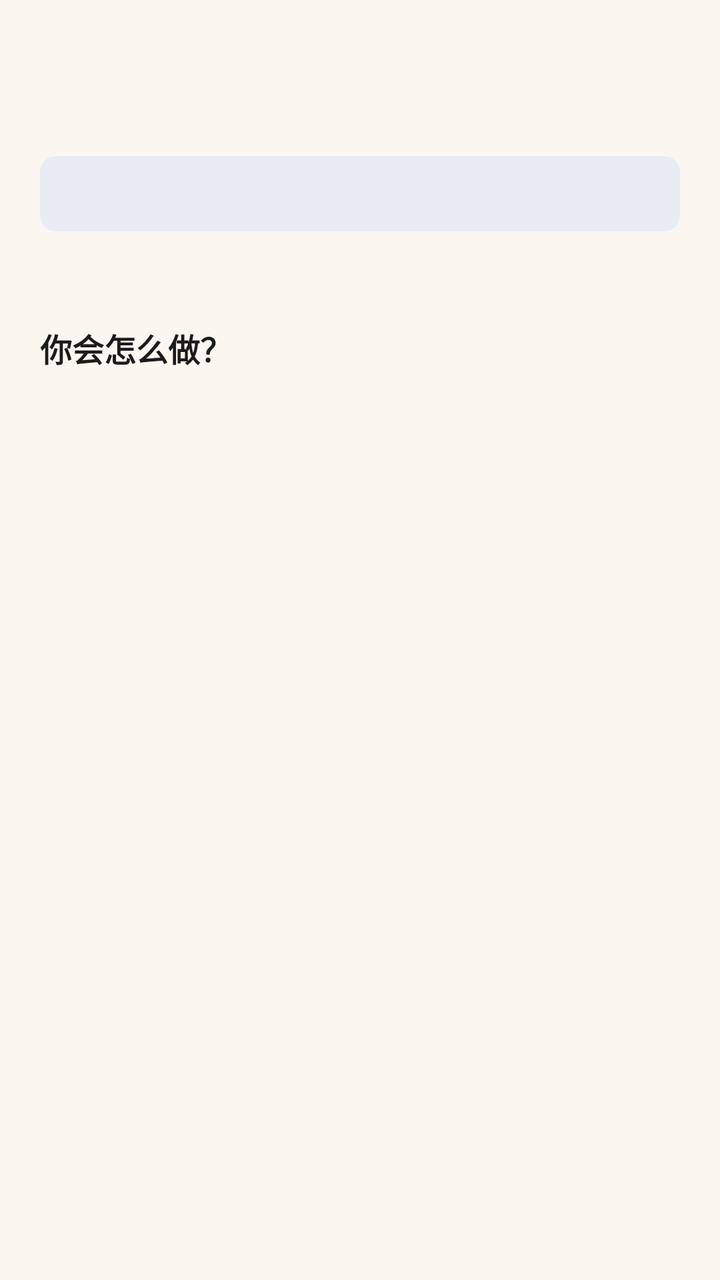
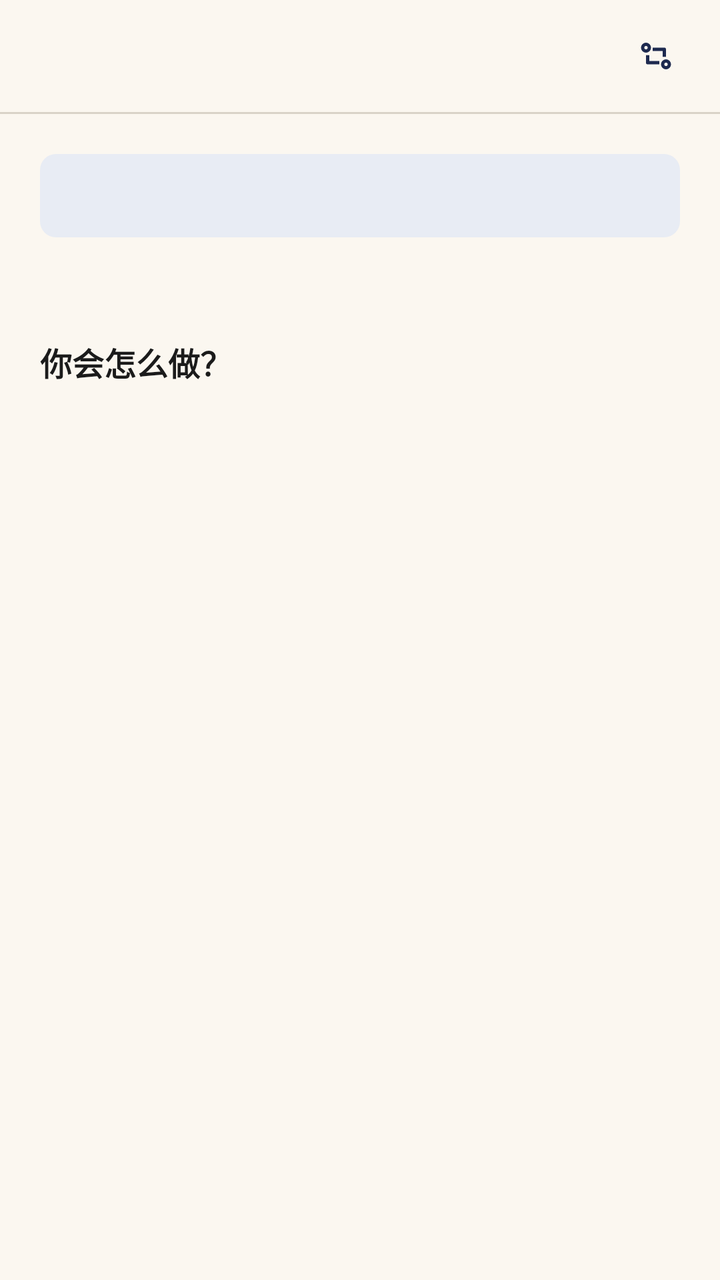

Compare the two renders of this Android layout. The source of the first and the diff that turns it into the second are given below.
<!-- AndroidManifest.xml: application theme Theme.FanZha -->
<!-- res/layout/activity_story.xml -->
<?xml version="1.0" encoding="utf-8"?>
<LinearLayout xmlns:android="http://schemas.android.com/apk/res/android" android:fitsSystemWindows="true"
    android:layout_width="match_parent" android:layout_height="match_parent"
    android:background="@color/background" android:orientation="vertical">

    <LinearLayout android:layout_width="match_parent" android:layout_height="wrap_content"
        android:background="@color/background" android:gravity="center_vertical" android:orientation="horizontal"
        android:paddingStart="8dp" android:paddingTop="8dp" android:paddingEnd="16dp" android:paddingBottom="8dp">
        <Button android:id="@+id/storyBack" android:layout_width="48dp" android:layout_height="44dp"
            android:backgroundTint="@android:color/transparent" android:text="‹" android:textColor="@color/ink" android:textSize="30sp" />
        <LinearLayout android:layout_width="0dp" android:layout_height="wrap_content" android:layout_weight="1" android:orientation="vertical">
            <TextView android:id="@+id/storyTitle" android:layout_width="match_parent" android:layout_height="wrap_content"
                android:maxLines="2" android:textColor="@color/ink" android:textSize="17sp" android:textStyle="bold" />
            <TextView android:id="@+id/storyStage" android:layout_width="match_parent" android:layout_height="wrap_content"
                android:layout_marginTop="2dp" android:textColor="@color/muted" android:textSize="12sp" />
        </LinearLayout>
    </LinearLayout>

    <LinearLayout android:id="@+id/storySteps" android:layout_width="match_parent" android:layout_height="wrap_content"
        android:gravity="center" android:orientation="horizontal"
        android:paddingStart="20dp" android:paddingTop="4dp" android:paddingEnd="20dp" android:paddingBottom="2dp" />

    <ScrollView android:id="@+id/storyScroll" android:layout_width="match_parent" android:layout_height="0dp"
        android:layout_weight="1" android:fillViewport="true">
        <LinearLayout android:id="@+id/storyContent" android:layout_width="match_parent" android:layout_height="wrap_content"
            android:orientation="vertical" android:paddingStart="20dp" android:paddingTop="12dp" android:paddingEnd="20dp" android:paddingBottom="20dp">

            <LinearLayout android:id="@+id/storyGameArea" android:layout_width="match_parent" android:layout_height="wrap_content" android:orientation="vertical">
                <TextView android:id="@+id/storyStatus" android:layout_width="match_parent" android:layout_height="wrap_content"
                    android:background="@drawable/bg_chip" android:padding="10dp" android:textColor="@color/accent" android:textSize="13sp" android:textStyle="bold" />
                <TextView android:id="@+id/storyScene" android:layout_width="match_parent" android:layout_height="wrap_content"
                    android:layout_marginTop="12dp" android:lineSpacingMultiplier="1.32" android:textColor="@color/ink" android:textSize="17sp" />
                <TextView android:id="@+id/storyPrompt" android:layout_width="match_parent" android:layout_height="wrap_content"
                    android:layout_marginTop="12dp" android:text="你会怎么做？" android:textColor="@color/ink" android:textSize="16sp" android:textStyle="bold" />
                <LinearLayout android:id="@+id/storyChoices" android:layout_width="match_parent" android:layout_height="wrap_content"
                    android:layout_marginTop="8dp" android:orientation="vertical" />
                <LinearLayout android:id="@+id/storyFeedback" android:layout_width="match_parent" android:layout_height="wrap_content"
                    android:layout_marginTop="8dp" android:background="@drawable/bg_card" android:orientation="vertical"
                    android:padding="16dp" android:visibility="gone">
                    <TextView android:id="@+id/feedbackTitle" android:layout_width="match_parent" android:layout_height="wrap_content"
                        android:textColor="@color/ink" android:textSize="18sp" android:textStyle="bold" />
                    <TextView android:id="@+id/feedbackBody" android:layout_width="match_parent" android:layout_height="wrap_content"
                        android:layout_marginTop="8dp" android:lineSpacingMultiplier="1.25" android:textColor="@color/muted" android:textSize="15sp" />
                    <Button android:id="@+id/storyContinue" android:layout_width="match_parent" android:layout_height="52dp"
                        android:layout_marginTop="12dp" android:text="继续" />
                </LinearLayout>
            </LinearLayout>

            <LinearLayout android:id="@+id/storyDebrief" android:layout_width="match_parent" android:layout_height="wrap_content"
                android:orientation="vertical" android:visibility="gone" />

        </LinearLayout>
    </ScrollView>
</LinearLayout>
<!-- resources referenced by this layout -->
<resources>
  <color name="accent">#1E2A4F</color>
  <color name="background">#FBF7F0</color>
  <color name="ink">#1B1B1B</color>
  <color name="muted">#5C5C5C</color>
  <!-- drawable bg_card (drawable) -->
  <shape xmlns:android="http://schemas.android.com/apk/res/android" android:shape="rectangle">
      <solid android:color="@color/surface" />
      <stroke android:width="1dp" android:color="@color/line" />
      <corners android:radius="6dp" />
  </shape>
  <!-- drawable bg_chip (drawable) -->
  <shape xmlns:android="http://schemas.android.com/apk/res/android" android:shape="rectangle">
      <solid android:color="@color/accent_container" />
      <corners android:radius="8dp" />
  </shape>
  <style name="Theme.FanZha" parent="Theme.Material3.DayNight.NoActionBar">
          <item name="colorPrimary">@color/accent</item>
          <item name="colorOnPrimary">@color/surface</item>
          <item name="colorPrimaryContainer">@color/accent_container</item>
          <item name="colorSecondary">@color/warning</item>
          <item name="colorError">@color/brand_red</item>
          <item name="android:fontFamily">sans-serif</item>
          <item name="android:windowLightStatusBar">true</item>
          <item name="android:statusBarColor">@color/background</item>
          <item name="android:navigationBarColor">@color/surface</item>
          <item name="android:windowBackground">@color/background</item>
          <item name="android:letterSpacing">0</item>
      </style>
  <color name="surface">#FFFFFF</color>
  <color name="line">#D9D3C8</color>
  <color name="accent_container">#E8ECF4</color>
  <color name="warning">#D4A017</color>
  <color name="brand_red">#9B1B30</color>
</resources>

<!-- the commit's change to res/layout/activity_story.xml (unified diff, before → after) -->
@@ -1,48 +1,55 @@
 <?xml version="1.0" encoding="utf-8"?>
-<LinearLayout xmlns:android="http://schemas.android.com/apk/res/android" android:fitsSystemWindows="true"
+<LinearLayout xmlns:android="http://schemas.android.com/apk/res/android" xmlns:app="http://schemas.android.com/apk/res-auto" android:fitsSystemWindows="true"
     android:layout_width="match_parent" android:layout_height="match_parent"
-    android:background="@color/background" android:orientation="vertical">
+    android:orientation="vertical">
 
     <LinearLayout android:layout_width="match_parent" android:layout_height="wrap_content"
-        android:background="@color/background" android:gravity="center_vertical" android:orientation="horizontal"
-        android:paddingStart="8dp" android:paddingTop="8dp" android:paddingEnd="16dp" android:paddingBottom="8dp">
-        <Button android:id="@+id/storyBack" android:layout_width="48dp" android:layout_height="44dp"
-            android:backgroundTint="@android:color/transparent" android:text="‹" android:textColor="@color/ink" android:textSize="30sp" />
+        android:background="@color/bg_page" android:gravity="center_vertical" android:orientation="horizontal"
+        android:paddingStart="@dimen/space_2" android:paddingTop="@dimen/space_1" android:paddingEnd="@dimen/space_2" android:paddingBottom="@dimen/space_1">
+        <Button android:id="@+id/storyBack" android:layout_width="@dimen/touch_min" android:layout_height="@dimen/touch_min"
+            android:backgroundTint="@android:color/transparent" android:contentDescription="@string/story_back"
+            android:text="@string/story_back_glyph" android:textColor="@color/text_primary" android:textSize="28sp" />
         <LinearLayout android:layout_width="0dp" android:layout_height="wrap_content" android:layout_weight="1" android:orientation="vertical">
             <TextView android:id="@+id/storyTitle" android:layout_width="match_parent" android:layout_height="wrap_content"
-                android:maxLines="2" android:textColor="@color/ink" android:textSize="17sp" android:textStyle="bold" />
+                android:maxLines="2" android:textColor="@color/text_primary" android:textSize="17sp" android:textStyle="bold" />
             <TextView android:id="@+id/storyStage" android:layout_width="match_parent" android:layout_height="wrap_content"
-                android:layout_marginTop="2dp" android:textColor="@color/muted" android:textSize="12sp" />
+                android:layout_marginTop="2dp" android:maxLines="2" android:textColor="@color/text_secondary" android:textSize="12sp" />
         </LinearLayout>
+        <com.google.android.material.button.MaterialButton android:id="@+id/storyJump"
+            style="@style/Widget.Material3.Button.IconButton"
+            android:layout_width="@dimen/touch_min" android:layout_height="@dimen/touch_min" android:contentDescription="@string/story_jump"
+            app:icon="@drawable/ic_route" app:iconGravity="textStart" app:iconPadding="0dp" app:iconTint="@color/brand" />
     </LinearLayout>
+
+    <View android:layout_width="match_parent" android:layout_height="1dp" android:background="@color/border_subtle" />
 
     <LinearLayout android:id="@+id/storySteps" android:layout_width="match_parent" android:layout_height="wrap_content"
         android:gravity="center" android:orientation="horizontal"
-        android:paddingStart="20dp" android:paddingTop="4dp" android:paddingEnd="20dp" android:paddingBottom="2dp" />
+        android:paddingStart="@dimen/space_5" android:paddingTop="@dimen/space_1" android:paddingEnd="@dimen/space_5" android:paddingBottom="@dimen/space_1" />
 
     <ScrollView android:id="@+id/storyScroll" android:layout_width="match_parent" android:layout_height="0dp"
         android:layout_weight="1" android:fillViewport="true">
         <LinearLayout android:id="@+id/storyContent" android:layout_width="match_parent" android:layout_height="wrap_content"
-            android:orientation="vertical" android:paddingStart="20dp" android:paddingTop="12dp" android:paddingEnd="20dp" android:paddingBottom="20dp">
+            android:orientation="vertical" android:paddingStart="@dimen/space_5" android:paddingTop="@dimen/space_3" android:paddingEnd="@dimen/space_5" android:paddingBottom="@dimen/space_5">
 
             <LinearLayout android:id="@+id/storyGameArea" android:layout_width="match_parent" android:layout_height="wrap_content" android:orientation="vertical">
                 <TextView android:id="@+id/storyStatus" android:layout_width="match_parent" android:layout_height="wrap_content"
-                    android:background="@drawable/bg_chip" android:padding="10dp" android:textColor="@color/accent" android:textSize="13sp" android:textStyle="bold" />
+                    android:background="@drawable/bg_chip" android:padding="@dimen/space_3" android:textColor="@color/brand" android:textSize="13sp" android:textStyle="bold" />
                 <TextView android:id="@+id/storyScene" android:layout_width="match_parent" android:layout_height="wrap_content"
-                    android:layout_marginTop="12dp" android:lineSpacingMultiplier="1.32" android:textColor="@color/ink" android:textSize="17sp" />
+                    android:layout_marginTop="@dimen/space_3" android:lineSpacingMultiplier="1.5" android:textColor="@color/text_primary" android:textSize="17sp" />
                 <TextView android:id="@+id/storyPrompt" android:layout_width="match_parent" android:layout_height="wrap_content"
-                    android:layout_marginTop="12dp" android:text="你会怎么做？" android:textColor="@color/ink" android:textSize="16sp" android:textStyle="bold" />
+                    android:layout_marginTop="@dimen/space_4" android:text="@string/story_prompt_default" android:textColor="@color/text_primary" android:textSize="16sp" android:textStyle="bold" />
                 <LinearLayout android:id="@+id/storyChoices" android:layout_width="match_parent" android:layout_height="wrap_content"
-                    android:layout_marginTop="8dp" android:orientation="vertical" />
+                    android:layout_marginTop="@dimen/space_2" android:orientation="vertical" />
                 <LinearLayout android:id="@+id/storyFeedback" android:layout_width="match_parent" android:layout_height="wrap_content"
-                    android:layout_marginTop="8dp" android:background="@drawable/bg_card" android:orientation="vertical"
-                    android:padding="16dp" android:visibility="gone">
+                    android:layout_marginTop="@dimen/space_2" android:background="@drawable/bg_card" android:orientation="vertical"
+                    android:padding="@dimen/space_4" android:visibility="gone">
                     <TextView android:id="@+id/feedbackTitle" android:layout_width="match_parent" android:layout_height="wrap_content"
-                        android:textColor="@color/ink" android:textSize="18sp" android:textStyle="bold" />
+                        android:textColor="@color/text_primary" android:textSize="18sp" android:textStyle="bold" />
                     <TextView android:id="@+id/feedbackBody" android:layout_width="match_parent" android:layout_height="wrap_content"
-                        android:layout_marginTop="8dp" android:lineSpacingMultiplier="1.25" android:textColor="@color/muted" android:textSize="15sp" />
-                    <Button android:id="@+id/storyContinue" android:layout_width="match_parent" android:layout_height="52dp"
-                        android:layout_marginTop="12dp" android:text="继续" />
+                        android:layout_marginTop="@dimen/space_2" android:lineSpacingMultiplier="1.5" android:textColor="@color/text_secondary" android:textSize="16sp" />
+                    <Button android:id="@+id/storyContinue" android:layout_width="match_parent" android:layout_height="@dimen/touch_min"
+                        android:layout_marginTop="@dimen/space_3" android:text="@string/story_continue" android:textSize="16sp" />
                 </LinearLayout>
             </LinearLayout>
 
<!-- resource entries referenced after the edit -->
@@ -1,37 +1,58 @@
 <!-- resources referenced by this layout -->
 <resources>
-  <color name="accent">#1E2A4F</color>
-  <color name="background">#FBF7F0</color>
-  <color name="ink">#1B1B1B</color>
-  <color name="muted">#5C5C5C</color>
+  <color name="bg_page">#FBF7F0</color>
+  <color name="border_subtle">#D9D3C8</color>
+  <color name="brand">#1E2A4F</color>
+  <color name="text_primary">#1B1B1B</color>
+  <color name="text_secondary">#4A4A4A</color>
+  <dimen name="space_1">4dp</dimen>
+  <dimen name="space_2">8dp</dimen>
+  <dimen name="space_3">12dp</dimen>
+  <dimen name="space_4">16dp</dimen>
+  <dimen name="space_5">20dp</dimen>
+  <dimen name="touch_min">48dp</dimen>
   <!-- drawable bg_card (drawable) -->
   <shape xmlns:android="http://schemas.android.com/apk/res/android" android:shape="rectangle">
-      <solid android:color="@color/surface" />
-      <stroke android:width="1dp" android:color="@color/line" />
-      <corners android:radius="6dp" />
+      <solid android:color="@color/bg_surface" />
+      <stroke android:width="1dp" android:color="@color/border_subtle" />
+      <corners android:radius="@dimen/radius_card" />
   </shape>
   <!-- drawable bg_chip (drawable) -->
   <shape xmlns:android="http://schemas.android.com/apk/res/android" android:shape="rectangle">
-      <solid android:color="@color/accent_container" />
-      <corners android:radius="8dp" />
+      <solid android:color="@color/brand_subtle" />
+      <corners android:radius="@dimen/radius_chip" />
   </shape>
+  <!-- drawable ic_route (drawable) -->
+  <vector xmlns:android="http://schemas.android.com/apk/res/android"
+      android:width="24dp" android:height="24dp" android:viewportWidth="24" android:viewportHeight="24"
+      android:tint="?attr/colorControlNormal">
+      <path android:fillColor="#FF000000"
+          android:pathData="M6,4A3,3 0,0 0,6 10A3,3 0,0 0,6 4M6,6A1,1 0,0 1,6 8A1,1 0,0 1,6 6M18,14A3,3 0,0 0,18 20A3,3 0,0 0,18 14M18,16A1,1 0,0 1,18 18A1,1 0,0 1,18 16M6,11.5L6,16A1,1 0,0 0,7 17L14,17L14,15L8,15L8,11.5ZM16,7L10,7L10,9L16,9L16,12.5L18,12.5L18,8A1,1 0,0 0,17 7Z" />
+  </vector>
+  <string name="story_back">返回</string>
+  <string name="story_back_glyph">‹</string>
+  <string name="story_continue">继续</string>
+  <string name="story_jump">进度跳转</string>
+  <string name="story_prompt_default">你会怎么做？</string>
   <style name="Theme.FanZha" parent="Theme.Material3.DayNight.NoActionBar">
-          <item name="colorPrimary">@color/accent</item>
-          <item name="colorOnPrimary">@color/surface</item>
-          <item name="colorPrimaryContainer">@color/accent_container</item>
-          <item name="colorSecondary">@color/warning</item>
-          <item name="colorError">@color/brand_red</item>
+          <item name="colorPrimary">@color/brand</item>
+          <item name="colorOnPrimary">@color/text_on_brand</item>
+          <item name="colorPrimaryContainer">@color/brand_subtle</item>
+          <item name="colorSecondary">@color/state_caution</item>
+          <item name="colorError">@color/state_critical</item>
           <item name="android:fontFamily">sans-serif</item>
           <item name="android:windowLightStatusBar">true</item>
-          <item name="android:statusBarColor">@color/background</item>
-          <item name="android:navigationBarColor">@color/surface</item>
-          <item name="android:windowBackground">@color/background</item>
+          <item name="android:statusBarColor">@color/bg_page</item>
+          <item name="android:navigationBarColor">@color/bg_surface</item>
+          <item name="android:windowBackground">@color/bg_page</item>
           <item name="android:letterSpacing">0</item>
       </style>
-  <color name="surface">#FFFFFF</color>
-  <color name="line">#D9D3C8</color>
-  <color name="accent_container">#E8ECF4</color>
-  <color name="warning">#D4A017</color>
-  <color name="brand_red">#9B1B30</color>
+  <color name="bg_surface">#FFFFFF</color>
+  <dimen name="radius_card">8dp</dimen>
+  <color name="brand_subtle">#E8ECF4</color>
+  <dimen name="radius_chip">8dp</dimen>
+  <color name="text_on_brand">#FFFFFF</color>
+  <color name="state_caution">#8A5A00</color>
+  <color name="state_critical">#9B1B30</color>
 </resources>
 
